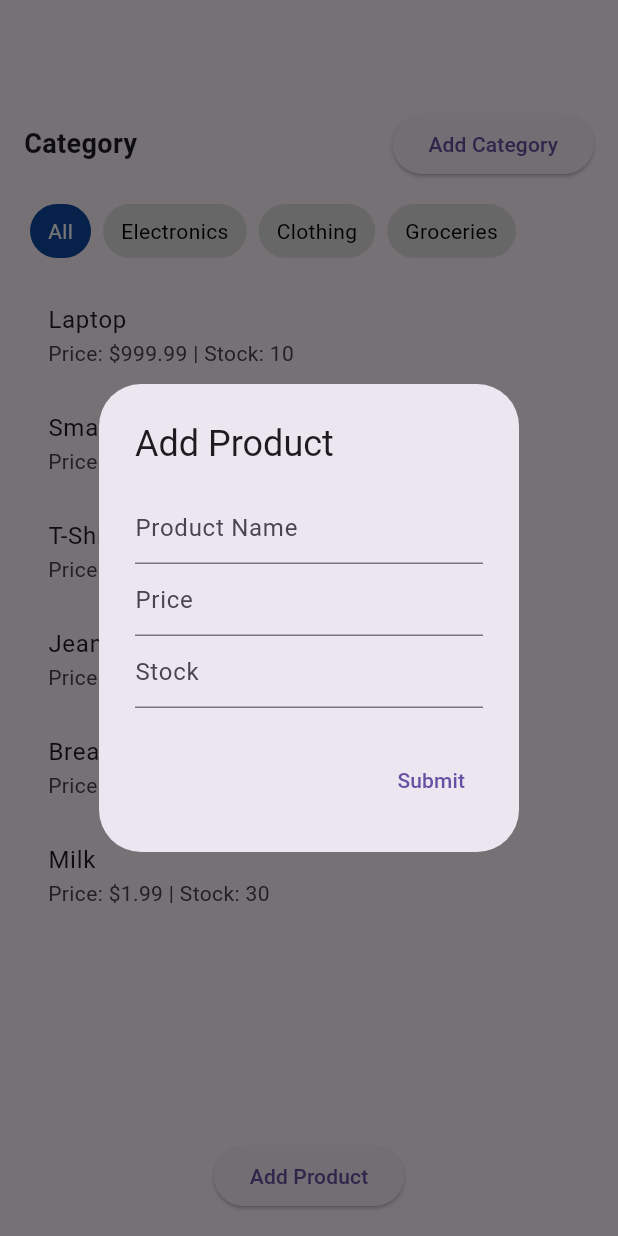
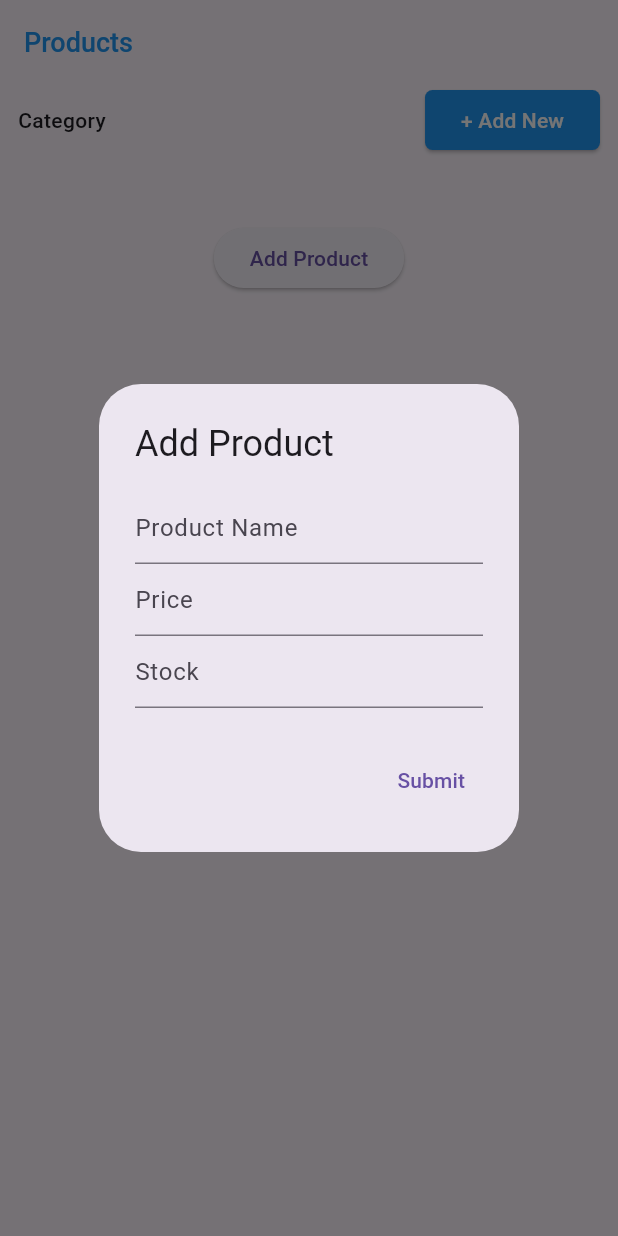
Before and after one commit to divya-garg1999/Quick-Cart, a Flutter app: the AddProductScreen screen opened directly, after a tap on "Add Product", on a phone screen of 412 x 824 dp. Run offline on Flutter 3.47's test engine with Material 3 defaults, Android fonts, the phone set to English and light mode, and no system bars; our stand-ins replace get, sqflite; accounts and stored records are empty.

Commit message:
Create Database and add category and show using getX

```diff
--- /dev/null
+++ b/lib/database/DatabaseHelper.dart
@@ -0,0 +1,111 @@
+import 'package:sqflite/sqflite.dart';
+import 'dart:async';
+import 'dart:io';
+import 'package:path_provider/path_provider.dart';
+import '../models/CategoryData.dart';
+import '../models/ProductData.dart';
+
+class DatabaseHelper {
+  static DatabaseHelper? _databaseHelper; // Singleton object
+  static Database? _database;
+  String categoryTable = 'categories';
+  String productTable = 'products';
+  String categoryId = 'id';
+  String categoryName = 'name';
+  String productId = 'id';
+  String productName = 'name';
+  String productPrice = 'price';
+  String productCategoryId = 'categoryId';
+
+  // Private constructor for singleton pattern
+  DatabaseHelper._createInstance();
+
+  factory DatabaseHelper() {
+    if (_databaseHelper == null) {
+      _databaseHelper = DatabaseHelper._createInstance();
+    }
+    return _databaseHelper!;
+  }
+
+  // Getter for database instance
+  Future<Database> get database async {
+    if (_database == null) {
+      _database = await initializeDatabase();
+    }
+    return _database!;
+  }
+
+  // Initialize the database
+  Future<Database> initializeDatabase() async {
+    String path = '${await getDatabasesPath()}/products.db';
+
+    var productDatabase = await openDatabase(
+      path,
+      version: 1,
+      onCreate: _createTable,
+    );
+
+    print("Database Created");
+    return productDatabase;
+  }
+
+  // Function for creating tables
+  void _createTable(Database db, int newVersion) async {
+    await db.execute('''
+      CREATE TABLE $categoryTable (
+        $categoryId INTEGER PRIMARY KEY AUTOINCREMENT,
+        $categoryName TEXT NOT NULL
+      )
+    ''');
+    await db.execute('''
+      CREATE TABLE $productTable (
+        $productId INTEGER PRIMARY KEY AUTOINCREMENT,
+        $productName TEXT NOT NULL,
+        $productPrice REAL NOT NULL,
+        $productCategoryId INTEGER,
+        FOREIGN KEY($productCategoryId) REFERENCES $categoryTable($categoryId) ON DELETE SET NULL
+      )
+    ''');
+  }
+
+  // Add category
+  Future<int> addCategory(CategoryData category) async {
+    Database db = await this.database;
+    var result = await db.insert(categoryTable, category.toMap());
+    print("Category added: ${category.name}");
+    return result;
+  }
+
+  // Get all categories
+  Future<List<CategoryData>> getCategories() async {
+    Database db = await this.database;
+    var result = await db.query(categoryTable);
+    return result.map((category) => CategoryData.fromMap(category)).toList();
+  }
+
+  // Add product
+  Future<int> addProduct(ProductData product) async {
+    Database db = await this.database;
+    var result = await db.insert(productTable, product.toMap());
+    print("Product added: ${product.name}");
+    return result;
+  }
+
+  // Get products by category ID
+  Future<List<ProductData>> getProductsByCategory(int categoryId) async {
+    Database db = await this.database;
+    var result = await db.query(
+      productTable,
+      where: '$productCategoryId = ?',
+      whereArgs: [categoryId],
+    );
+    return result.map((product) => ProductData.fromMap(product)).toList();
+  }
+
+  // Get all products
+  Future<List<ProductData>> getAllProducts() async {
+    Database db = await this.database;
+    var result = await db.query(productTable);
+    return result.map((product) => ProductData.fromMap(product)).toList();
+  }
+}
--- a/lib/main.dart
+++ b/lib/main.dart
@@ -4,6 +4,7 @@ import 'package:get/get_navigation/src/root/get_material_app.dart';
 import 'views/splash_screen.dart';
 
 void main() {
+
   runApp(MyApp());
 }
 
--- /dev/null
+++ b/lib/models/CategoryData.dart
@@ -0,0 +1,23 @@
+
+class CategoryData {
+  int? id; // id can be null for new categories
+  String name;
+
+  CategoryData({this.id, required this.name});
+
+  // Convert a Category into a Map
+  Map<String, dynamic> toMap() {
+    return {
+      'id': id,
+      'name': name,
+    };
+  }
+
+  // Convert a Map into a Category
+  factory CategoryData.fromMap(Map<String, dynamic> map) {
+    return CategoryData(
+      id: map['id'],
+      name: map['name'],
+    );
+  }
+}
--- a/lib/views/add_product/add_product_controller.dart
+++ b/lib/views/add_product/add_product_controller.dart
@@ -1,53 +1,80 @@
+import 'package:flutter/material.dart';
 import 'package:get/get.dart';
-import 'package:flutter/material.dart';
-import 'package:quickcart/models/product_data.dart';
+import '../../database/DatabaseHelper.dart';
+import '../../models/CategoryData.dart';
 
 class AddProductController extends GetxController {
-  final ProductData productData = ProductData(); // Access to the product data
-  final RxString selectedCategory = 'All'.obs;
+  // Controller for the text input
+  TextEditingController categoryController = TextEditingController();
 
-  // Text controllers for the dialog inputs
-  final TextEditingController categoryController = TextEditingController();
-  final TextEditingController nameController = TextEditingController();
-  final TextEditingController priceController = TextEditingController();
-  final TextEditingController stockController = TextEditingController();
+  // List of categories - this can be replaced with your database or storage logic
+  RxList<String> categories = <String>[].obs; // Singleton instance
 
-  // Method to update the selected category
+  final nameController = TextEditingController();
+  final priceController = TextEditingController();
+  final stockController = TextEditingController();
+
+  // To keep track of the selected category (optional, for UI logic)
+  RxString selectedCategory = ''.obs;
+
+  final DatabaseHelper dbHelper = DatabaseHelper(); // Instance of DatabaseHelper
+
+  // Function to add a new category if it doesn't already exist
+  Future<int> addCategory(String newCategory) async {
+    if (newCategory.isNotEmpty) {
+      // Check if the category already exists in the local list (case insensitive comparison)
+      bool categoryExists = categories.any((category) =>
+      category.toLowerCase() == newCategory.toLowerCase());
+
+      if (!categoryExists) {
+        // Add the category to the database
+        CategoryData categoryData = CategoryData(name: newCategory);
+        int id = await dbHelper.addCategory(categoryData);
+
+        if (id > 0) {
+          // Successfully added, update the local list
+          categories.add(newCategory);
+          Get.snackbar('Success', 'Category "$newCategory" added successfully!',
+              snackPosition: SnackPosition.BOTTOM);
+          fetchCategories();
+          return 1;
+        } else {
+          // Show an error if the database insertion failed
+          Get.snackbar(
+              'Database Error', 'Failed to add category "$newCategory".',
+              snackPosition: SnackPosition.BOTTOM);
+          return 0;
+        }
+      } else {
+        // Show a warning if the category already exists
+        Get.snackbar(
+            'Category Exists', 'The category "$newCategory" already exists.',
+            snackPosition: SnackPosition.BOTTOM);
+        return 0;
+      }
+    } else {
+      Get.snackbar(
+          'Invalid Entry', 'The category cannot be empty',
+          snackPosition: SnackPosition.BOTTOM);
+      return 0;
+    }
+  }
+
+  void fetchCategories() async {
+    // Fetch categories from the database
+    List<CategoryData> dbCategories = await dbHelper.getCategories();
+    categories.addAll(dbCategories.map((e) => e.name)); // Update local list
+  }
+
+  // Optional: Update selected category logic
   void updateCategory(String category) {
     selectedCategory.value = category;
   }
 
-  // Method to add a new category
-  void addCategory() {
-    if (categoryController.text.isNotEmpty) {
-      productData.addCategory(categoryController.text);
-      categoryController.clear(); // Clear the input after adding
-      Get.back(); // Close the dialog
-    }
-  }
-
-  // Method to add a new product
-  void addProduct() {
-    final String name = nameController.text;
-    final double price = double.tryParse(priceController.text) ?? 0.0;
-    final int stock = int.tryParse(stockController.text) ?? 0;
-
-    if (name.isNotEmpty && price > 0 && stock >= 0 && selectedCategory.value != 'All') {
-      productData.addProduct(name, selectedCategory.value, price, stock);
-      nameController.clear();
-      priceController.clear();
-      stockController.clear();
-      Get.back(); // Close the dialog
-    }
-  }
-
+  // Dispose controllers when done
   @override
   void onClose() {
-    // Dispose of text controllers to avoid memory leaks
     categoryController.dispose();
-    nameController.dispose();
-    priceController.dispose();
-    stockController.dispose();
     super.onClose();
   }
 }
--- a/lib/views/add_product/add_product_screen.dart
+++ b/lib/views/add_product/add_product_screen.dart
@@ -3,59 +3,71 @@ import 'package:get/get.dart';
 import 'add_product_controller.dart';
 import 'package:quickcart/models/product_data.dart';
 
-class AddProductScreen extends StatelessWidget {
+class AddProductScreen extends StatefulWidget {
+
+  const AddProductScreen({super.key});
+
+  @override
+  _AddProductScreenState createState() => _AddProductScreenState();
+}
+
+class _AddProductScreenState extends State<AddProductScreen> {
   final AddProductController controller = Get.put(AddProductController());
+
+  @override
+  void initState() {
+    super.initState();
+    controller.fetchCategories();
+  }
+
 
   @override
   Widget build(BuildContext context) {
     return Scaffold(
       appBar: AppBar(
         automaticallyImplyLeading: false, // Removes the back arrow
-        title: Text(''),
+        title: const Text('Products', style: TextStyle(fontSize: 18, fontWeight: FontWeight.w500, color: Colors.blue)),
       ),
-      body: Padding(
-        padding: const EdgeInsets.all(16.0),
+      body: SingleChildScrollView(
+        physics: const BouncingScrollPhysics(),
         child: Column(
           crossAxisAlignment: CrossAxisAlignment.start,
           children: [
             // Category header with 'Add Category' button on the same line
-            Row(
+            Padding(
+              padding: const EdgeInsets.symmetric(horizontal: 12),
+              child: Row(
                 mainAxisAlignment: MainAxisAlignment.spaceBetween,
                 children: [
                   Text(
                     'Category',
-                  style: TextStyle(fontSize: 18, fontWeight: FontWeight.bold),
+                    style: TextStyle(fontSize: 14, fontWeight: FontWeight.w500),
                   ),
                   ElevatedButton(
+                    style: ElevatedButton.styleFrom(
+                      backgroundColor: Colors.blue,
+                      shape: RoundedRectangleBorder(
+                        borderRadius: BorderRadius.circular(5), // Set corner radius to 5
+                      ),
+                    ),
                     onPressed: () {
-                    showDialog(
-                      context: context,
-                      builder: (context) => AlertDialog(
-                        title: Text('Add Category'),
-                        content: TextField(
-                          controller: controller.categoryController,
-                          decoration: InputDecoration(hintText: 'Category Name'),
+                      showAddCategoryDialog();
+                    },
+                    child: const Text(
+                      '+ Add New',
+                      style: TextStyle(fontSize: 14, fontWeight: FontWeight.w500, color: Colors.white),
                     ),
-                        actions: [
-                          TextButton(
-                            onPressed: controller.addCategory,
-                            child: Text('Add'),
                   ),
                 ],
               ),
-                    );
-                  },
-                  child: Text('Add Category'),
             ),
-              ],
-            ),
-            SizedBox(height: 16),
+            const SizedBox(height: 12),
            // Horizontal category list
             Obx(() {
               return SingleChildScrollView(
                 scrollDirection: Axis.horizontal,
                 child: Row(
-                  children: controller.productData.categories.map((category) {
+                  children: controller.categories.map((category) {
                     return GestureDetector(
                       onTap: () => controller.updateCategory(category),
                       child: Container(
@@ -82,27 +94,32 @@ class AddProductScreen extends StatelessWidget {
               );
             }),
             SizedBox(height: 16),
+
             // Displaying products based on selected category
-            Expanded(
-              child: Obx(() {
-                final selectedCategory = controller.selectedCategory.value;
-                final products = controller.productData.getProductsByCategory(selectedCategory);
+            // Obx(() {
+            //   final selectedCategory = controller.selectedCategory.value;
+            //   final products = controller.productData.getProductsByCategory(selectedCategory);
+            //
+            //   return products.isEmpty
+            //       ? Center(child: Padding(
+            //     padding: const EdgeInsets.all(8.0),
+            //     child: Text('No products found in this category'),
+            //   ))
+            //       : ListView.builder(
+            //     shrinkWrap: true, // Important to prevent overflow
+            //     physics: NeverScrollableScrollPhysics(), // Disable scrolling within ListView
+            //     itemCount: products.length,
+            //     itemBuilder: (context, index) {
+            //       final product = products[index];
+            //       return ListTile(
+            //         title: Text(product.name),
+            //         subtitle: Text('Price: \$${product.price} | Stock: ${product.stock}'),
+            //       );
+            //     },
+            //   );
+            // }),
+            SizedBox(height: 16),
 
-                return products.isEmpty
-                    ? Center(child: Text('No products found in this category'))
-                    : ListView.builder(
-                  itemCount: products.length,
-                  itemBuilder: (context, index) {
-                    final product = products[index];
-                    return ListTile(
-                      title: Text(product.name),
-                      subtitle: Text('Price: \$${product.price} | Stock: ${product.stock}'),
-                    );
-                  },
-                );
-              }),
-            ),
-            SizedBox(height: 16),
             // Add Product button at the bottom center
             Center(
               child: ElevatedButton(
@@ -133,7 +150,7 @@ class AddProductScreen extends StatelessWidget {
                       actions: [
                         TextButton(
                           onPressed: () {
-                            controller.addProduct(); // Call the method to add the product
+                           // controller.addProduct(); // Call the method to add the product
                             Navigator.pop(context); // Close the dialog after submission
                           },
                           child: Text('Submit'),
@@ -145,9 +162,37 @@ class AddProductScreen extends StatelessWidget {
                 child: Text('Add Product'),
               ),
             ),
+            SizedBox(height: 16),
           ],
         ),
       ),
     );
   }
+
+  void showAddCategoryDialog() {
+    showDialog(
+      context: context,
+      builder: (context) => AlertDialog(
+        title: const Text('Add New Category'),
+        content: TextField(
+          controller: controller.categoryController,
+          decoration: const InputDecoration(hintText: 'Category Name'),
+        ),
+        actions: [
+          TextButton(
+            onPressed: () {
+              final newCategory = controller.categoryController.text.trim();
+              var status = controller.addCategory(newCategory);
+              if(status == 1){
+                Navigator.pop(context);
               }
+            },
+            child: const Text('Add'),
+          ),
+        ],
+      ),
+    );
+
+
+  }
+}
--- a/lib/views/billing_screen/billing_info_controller.dart
+++ b/lib/views/billing_screen/billing_info_controller.dart
@@ -2,6 +2,7 @@ import 'package:flutter/material.dart';
 import 'package:get/get.dart';
 
 class BillingInfoController extends GetxController {
+
   final TextEditingController brandNameController = TextEditingController();
   final TextEditingController tagLineController = TextEditingController();
   final TextEditingController addressController = TextEditingController();
--- a/pubspec.yaml
+++ b/pubspec.yaml
@@ -38,6 +38,8 @@ dependencies:
   cupertino_icons: ^1.0.8
   intl: ^0.18.0
   get: ^4.6.6
+  sqflite: ^2.4.1
+  path_provider: ^2.1.5
 
 
 dev_dependencies:
```
Also changed, not shown: lib/models/ProductData.dart (added, +29 -0 lines), pubspec.lock, 4 other files. Lines whose indentation alone changed are shown as unchanged.
